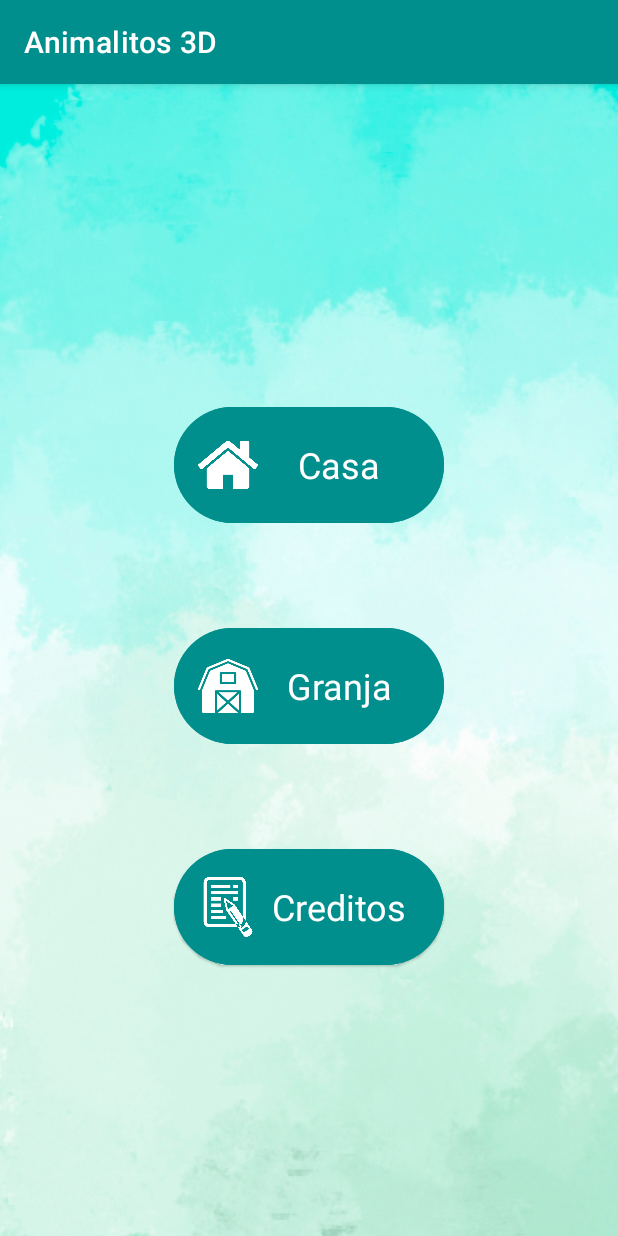
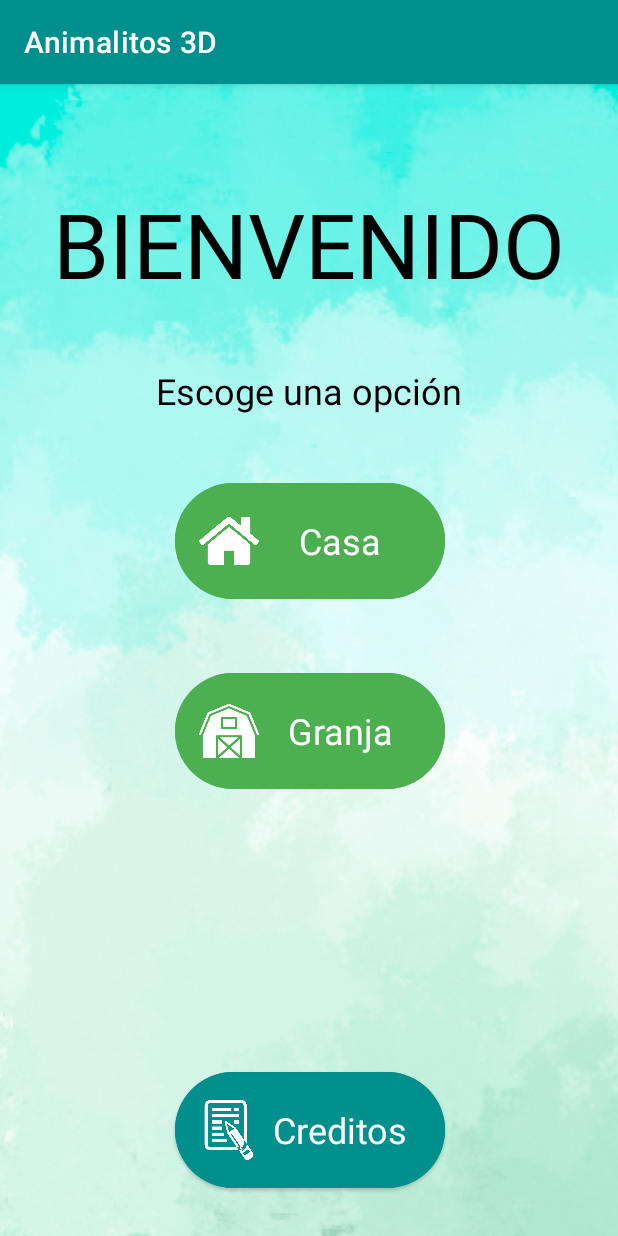
Before and after one commit to GustavoE99/Proyecto-Dispositivos-Moviles, an Android app: the Menu screen opened directly, with no data from a screen before it, on a phone screen of 412 x 824 dp. Run offline under Robolectric (Android 15) with nearby library versions, the phone set to English and light mode, and no system bars.

Commit message:
Actualizacion5

```diff
--- a/app/src/main/res/layout/menu.xml
+++ b/app/src/main/res/layout/menu.xml
@@ -8,12 +8,37 @@
     tools:context=".Menu">
 
 
+    <TextView
+        android:id="@+id/textView"
+        android:layout_width="wrap_content"
+        android:layout_height="wrap_content"
+        android:text="BIENVENIDO"
+        android:textColor="#000000"
+        android:textSize="60sp"
+        app:layout_constraintBottom_toTopOf="@+id/casabt"
+        app:layout_constraintEnd_toEndOf="parent"
+        app:layout_constraintStart_toStartOf="parent"
+        app:layout_constraintTop_toTopOf="parent"
+        app:layout_constraintVertical_bias="0.365" />
+
+    <TextView
+        android:id="@+id/textView2"
+        android:layout_width="wrap_content"
+        android:layout_height="wrap_content"
+        android:text="Escoge una opción"
+        android:textColor="#000000"
+        android:textSize="24sp"
+        app:layout_constraintBottom_toTopOf="@+id/casabt"
+        app:layout_constraintEnd_toEndOf="parent"
+        app:layout_constraintStart_toStartOf="parent"
+        app:layout_constraintTop_toBottomOf="@+id/textView" />
+
     <Button
         android:id="@+id/casabt"
         style="@style/Widget.Material3.Button.ElevatedButton.Icon"
         android:layout_width="180dp"
         android:layout_height="85dp"
-        android:backgroundTint="@color/Celeste"
+        android:backgroundTint="@color/Verde"
         android:text="Casa"
         android:textColor="@color/white"
         android:textSize="24sp"
@@ -22,16 +47,17 @@
         app:iconTint="@color/white"
         app:layout_constraintBottom_toBottomOf="parent"
         app:layout_constraintEnd_toEndOf="parent"
+        app:layout_constraintHorizontal_bias="0.502"
         app:layout_constraintStart_toStartOf="parent"
         app:layout_constraintTop_toTopOf="parent"
-        app:layout_constraintVertical_bias="0.31" />
+        app:layout_constraintVertical_bias="0.384" />
 
     <Button
         android:id="@+id/granjabt"
         style="@style/Widget.Material3.Button.ElevatedButton.Icon"
         android:layout_width="180dp"
         android:layout_height="85dp"
-        android:backgroundTint="@color/Celeste"
+        android:backgroundTint="@color/Verde"
         android:text="Granja"
         android:textColor="@color/white"
         android:textSize="24sp"
@@ -40,9 +66,10 @@
         app:iconTint="@color/white"
         app:layout_constraintBottom_toBottomOf="parent"
         app:layout_constraintEnd_toEndOf="parent"
+        app:layout_constraintHorizontal_bias="0.502"
         app:layout_constraintStart_toStartOf="parent"
         app:layout_constraintTop_toBottomOf="@+id/casabt"
-        app:layout_constraintVertical_bias="0.16000003" />
+        app:layout_constraintVertical_bias="0.123" />
 
     <Button
         android:id="@+id/creditosbt"
@@ -58,7 +85,8 @@
         app:iconTint="@color/white"
         app:layout_constraintBottom_toBottomOf="parent"
         app:layout_constraintEnd_toEndOf="parent"
+        app:layout_constraintHorizontal_bias="0.502"
         app:layout_constraintStart_toStartOf="parent"
         app:layout_constraintTop_toBottomOf="@+id/granjabt"
-        app:layout_constraintVertical_bias="0.26" />
+        app:layout_constraintVertical_bias="0.866" />
 </androidx.constraintlayout.widget.ConstraintLayout>
```
Also changed, not shown: app/src/main/res/layout/activity_main.xml (+3 -4 lines), app/src/main/res/drawable/resource_new.png (deleted), 2 other files.
